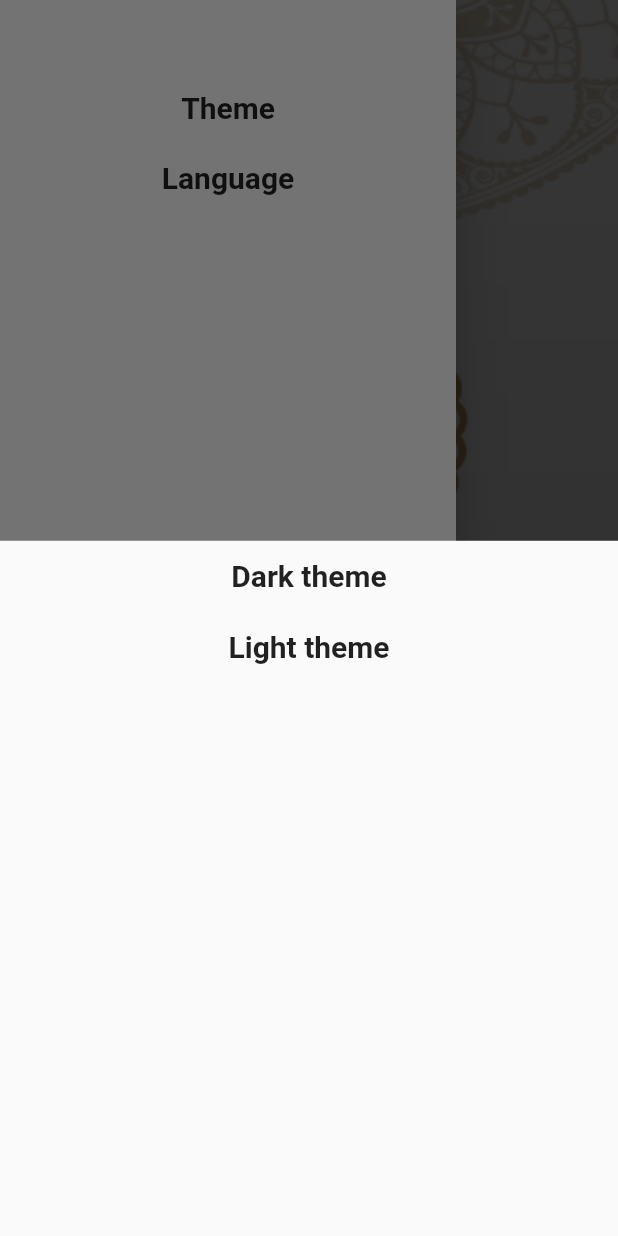
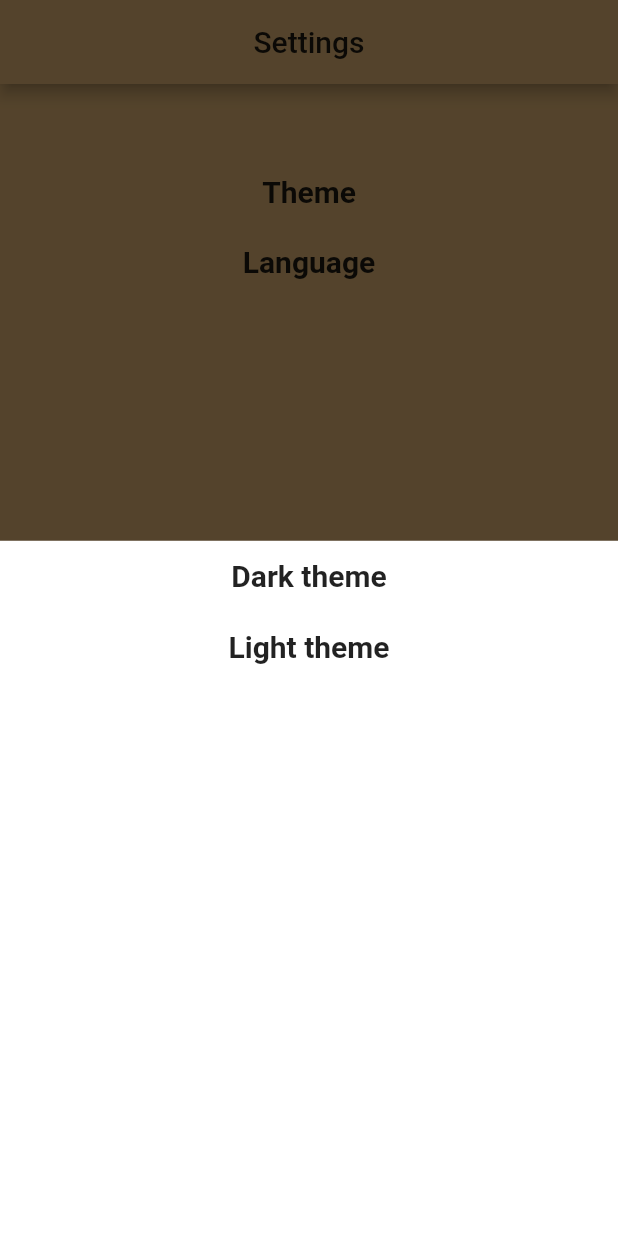
Before and after one commit to Youssef-Bassem/IslamiApp, a Flutter app: the screen it shows after launch, item 3 of the bottom bar chosen, in the side drawer, after a tap on "Theme", on a phone screen of 412 x 824 dp. Run offline on Flutter 3.47's test engine with Material 2 defaults, Android fonts, the phone set to English and light mode, and no system bars; generated files the repository leaves out were written again.

Commit message:
Theme Provider

```diff
--- a/lib/SideMenu.dart
+++ b/lib/SideMenu.dart
@@ -14,8 +14,14 @@ class _SideMenuState extends State<SideMenu> {
   @override
   Widget build(BuildContext context) {
     provider = Provider.of<AppProvider>(context);
-    return Drawer(
-      child:Container(
+    return Scaffold(
+      appBar: AppBar(
+        title: Text('Settings'),
+        centerTitle: true,
+      ),
+
+      body: Container(
+        width: double.infinity,
         padding: EdgeInsets.symmetric(vertical: 48,horizontal: 24),
         child: Column(
           crossAxisAlignment: CrossAxisAlignment.stretch,
@@ -53,17 +59,24 @@ class _SideMenuState extends State<SideMenu> {
     showModalBottomSheet(context: context, builder: (builderContext){
       return Container(
         child:Column(
-          crossAxisAlignment: CrossAxisAlignment.stretch,
           children: [
             InkWell(
-                onTap: (){
-                },
-                child:myContainer("Dark theme")
+              onTap: (){
+                if(!provider.isDarkModeEnabled())
+                {
+                  provider.changeTheme();
+                }
+              },
+              child: myContainer("Dark theme"),
             ),
             InkWell(
-                onTap: (){
-                },
-                child: myContainer("Light theme")
+              onTap: (){
+                if(provider.isDarkModeEnabled())
+                {
+                  provider.changeTheme();
+                }
+              },
+              child:myContainer("Light theme"),
             ),
           ],
         ),
--- a/lib/Tasbeeh.dart
+++ b/lib/Tasbeeh.dart
@@ -1,9 +1,11 @@
 //Youssef Bassem
+
 import 'dart:ui';
 import 'package:flutter/cupertino.dart';
 import 'package:flutter/material.dart';
 import 'package:flutter/rendering.dart';
-import 'package:flutter_gen/gen_l10n/app_localizations.dart';
+import 'package:provider/provider.dart';
+import 'package:task4_training/appprovider.dart';
 
 const myColor = const Color(0xFFb7935f);
 int tasbeehCounter = 0;
@@ -17,8 +19,16 @@ class Tasbeeh extends StatefulWidget {
 }
 
 class _TasbeehState extends State<Tasbeeh> {
+
+  late AppProvider provider;
+  static const lightcolor = const Color(0xFFb7935f);
+  static const darkcolor = const Color(0xFF083668);
+
   @override
   Widget build(BuildContext context) {
+
+    provider = Provider.of<AppProvider>(context);
+
     return Scaffold(
       body: SafeArea(
         child:Container(
@@ -32,7 +42,7 @@ class _TasbeehState extends State<Tasbeeh> {
             child: Column(
               children: <Widget>[
                 Text(
-                  'اسلامي',
+                  'إسلامي',
                   style: TextStyle(
                       fontSize: 35,
                       fontWeight: FontWeight.bold
@@ -70,11 +80,12 @@ class _TasbeehState extends State<Tasbeeh> {
                   child:Text(
                     tasbeehCounter.toString(),
                     style: TextStyle(
-                      color: Colors.black,
+                      color: (provider.isDarkModeEnabled()) ?
+                      Colors.white : Colors.black,
                     ),
                   ),
                   style: ButtonStyle(
-                    backgroundColor: MaterialStateProperty.all(myColor),
+                    //backgroundColor: MaterialStateProperty.all(myColor),
                     shape: MaterialStateProperty.all<RoundedRectangleBorder>(
                       RoundedRectangleBorder(
                         borderRadius: BorderRadius.circular(18.0),
@@ -86,12 +97,13 @@ class _TasbeehState extends State<Tasbeeh> {
                   child: Text(
                     tasbeehat[index],
                     style: TextStyle(
-                      color: Colors.white,
+                      color: (provider.isDarkModeEnabled()) ?
+                      Colors.black : Colors.white,
                       fontSize: 20,
                     ),
                   ),
                   style: ButtonStyle(
-                    backgroundColor: MaterialStateProperty.all(myColor),
+                    //backgroundColor: MaterialStateProperty.all(myColor),
                     shape: MaterialStateProperty.all<RoundedRectangleBorder>(
                       RoundedRectangleBorder(
                         borderRadius: BorderRadius.circular(18.0),
@@ -112,11 +124,11 @@ class _TasbeehState extends State<Tasbeeh> {
     );
   }
   rotate() async {
-      await Future.delayed(Duration(milliseconds: 5), () {
-        setState(() {
-          angle += 0.1;
-        });
+    await Future.delayed(Duration(milliseconds: 5), () {
+      setState(() {
+        angle += 0.1;
       });
+    });
   }
   void increaseTasbeehCounter(){
     rotate();
--- /dev/null
+++ b/lib/ThemeData.dart
@@ -0,0 +1,74 @@
+import 'package:flutter/material.dart';
+
+class Theme_Data
+{
+  static const lightcolor = const Color(0xFFb7935f);
+  static const darkcolor = const Color(0xFF083668);
+
+  static final Light_Theme = ThemeData(
+      primaryColor: Colors.white,
+      primaryColorBrightness: Brightness.light,
+      brightness: Brightness.light,
+      primaryColorDark: Colors.black,
+      canvasColor: Colors.white,
+      // next line is important!
+      //appBarTheme: AppBarTheme(brightness: Brightness.light)),
+      appBarTheme: AppBarTheme(
+          backgroundColor: lightcolor,
+          brightness: Brightness.light
+      ),
+
+      scaffoldBackgroundColor: lightcolor,
+      textSelectionColor: Colors.white,
+      textButtonTheme: TextButtonThemeData(
+          style: ButtonStyle(
+            backgroundColor: MaterialStateProperty.all(lightcolor),
+          )
+      ),
+      elevatedButtonTheme: ElevatedButtonThemeData(
+          style: ButtonStyle(
+            backgroundColor: MaterialStateProperty.all(lightcolor),
+          )
+      ),
+      primaryTextTheme: TextTheme(
+          button: TextStyle(
+              color: Colors.black
+          )
+      )
+  );
+
+  static final Dark_Theme = ThemeData(
+      primaryColor: Colors.black,
+      primaryColorBrightness: Brightness.dark,
+      primaryColorLight: Colors.black,
+      brightness: Brightness.dark,
+      primaryColorDark: Colors.black,
+      indicatorColor: Colors.white,
+      canvasColor: Colors.black,
+      // next line is important!
+      //appBarTheme: AppBarTheme(brightness: Brightness.dark)),
+      appBarTheme: AppBarTheme(
+          backgroundColor: darkcolor,
+          brightness: Brightness.dark
+      ),
+
+      scaffoldBackgroundColor: darkcolor,
+      textSelectionColor: Colors.black,
+      textButtonTheme: TextButtonThemeData(
+          style: ButtonStyle(
+            backgroundColor: MaterialStateProperty.all(darkcolor),
+          )
+      ),
+      elevatedButtonTheme: ElevatedButtonThemeData(
+          style: ButtonStyle(
+            backgroundColor: MaterialStateProperty.all(Colors.amber),
+          )
+      ),
+      primaryTextTheme: TextTheme(
+          button: TextStyle(
+              color: Colors.white
+          )
+      )
+  );
+
+}
--- a/lib/appprovider.dart
+++ b/lib/appprovider.dart
@@ -3,6 +3,25 @@ import 'package:flutter/material.dart';
 class AppProvider extends ChangeNotifier {
 
   String currentLanguage="en";
+  ThemeMode themeMode = ThemeMode.light;
+
+  void changeTheme()
+  {
+    if(themeMode == ThemeMode.light)
+    { themeMode = ThemeMode.dark; }
+    else if(themeMode == ThemeMode.dark)
+    { themeMode = ThemeMode.light; }
+
+    notifyListeners();
+  }
+
+  bool isDarkModeEnabled()
+  {
+    if(themeMode == ThemeMode.dark)
+    { return true; }
+    else
+    { return false; }
+  }
 
   void changeLanguage( String Language )
   {
--- a/lib/main.dart
+++ b/lib/main.dart
@@ -7,6 +7,7 @@ import 'package:task4_training/Sowar.dart';
 import 'package:task4_training/Tasbeeh.dart';
 import 'package:task4_training/Radio.dart';
 import 'package:task4_training/l10n/l10n.dart';
+import 'ThemeData.dart';
 import 'suracontent.dart';
 import 'package:flutter_gen/gen_l10n/app_localizations.dart';
 import 'appprovider.dart';
@@ -22,9 +23,10 @@ class MyApp extends StatefulWidget {
 
 class _MyAppState extends State<MyApp> {
 
-  int curr_index = 3;
-  static const color = const Color(0xFFb7935f);
-
+  //late AppConfigProvider provider;
+  int curr_index = 4;
+  static const lightcolor = const Color(0xFFb7935f);
+  static const darkcolor = const Color(0xFF083668);
   final tabs = [
     SideMenu(),
     radio(),
@@ -35,10 +37,19 @@ class _MyAppState extends State<MyApp> {
 
   @override
   Widget build(BuildContext context) {
-    return ChangeNotifierProvider(create: (BuildContext)=>AppProvider(),
-      builder: ( BuildContext , widget   ){
-      final provider = Provider.of<AppProvider>(BuildContext );
+
+    //provider = Provider.of<AppConfigProvider>(context);
+
+    return ChangeNotifierProvider(
+      create: (buildContext){
+        return AppProvider();
+      },
+      builder: (buildContext, widget){
+        final provider = Provider.of<AppProvider>(buildContext);
         return MaterialApp(
+          themeMode: provider.themeMode,
+          theme: Theme_Data.Light_Theme,
+          darkTheme: Theme_Data.Dark_Theme,
           debugShowCheckedModeBanner: false,
           home: Scaffold(
             drawer: SideMenu(),
@@ -46,36 +57,43 @@ class _MyAppState extends State<MyApp> {
             bottomNavigationBar: BottomNavigationBar(
               currentIndex: curr_index,
               selectedFontSize: 20,
+              backgroundColor: Colors.white,
               items:
               [
+
                 BottomNavigationBarItem(
-                  backgroundColor: color,
-                  title: Text("setting"),
+                  title: Text('Settings'),
                   icon: Icon(Icons.settings,size: 40),
+                  backgroundColor: (provider.isDarkModeEnabled()) ?
+                  darkcolor : lightcolor,
                 ),
 
                 BottomNavigationBarItem(
-                  backgroundColor: color,
                   title: Text('radio'),
-                  icon: Image.asset('assets/radio.png',height: 40,width: 40,),
+                  icon: Image.asset('assets/radio.png',height: 40,width: 40),
+                  backgroundColor: (provider.isDarkModeEnabled()) ?
+                  darkcolor : lightcolor,
                 ),
 
                 BottomNavigationBarItem(
-                  backgroundColor: color,
                   title: Text('tasbeh'),
                   icon: Image.asset('assets/sebha.png',height: 40,width: 40,),
+                  backgroundColor: (provider.isDarkModeEnabled()) ?
+                  darkcolor : lightcolor,
                 ),
 
                 BottomNavigationBarItem(
-                  backgroundColor: color,
                   title: Text('ahades'),
                   icon: Image.asset('assets/ahades.png',height: 40,width: 40,),
+                  backgroundColor: (provider.isDarkModeEnabled()) ?
+                  darkcolor : lightcolor,
                 ),
 
                 BottomNavigationBarItem(
-                  backgroundColor: color,
                   title: Text('quraan'),
                   icon: Image.asset('assets/quraan.png',height: 40,width: 40,),
+                  backgroundColor: (provider.isDarkModeEnabled()) ?
+                  darkcolor : lightcolor,
                 )
               ],
               onTap: (index)
@@ -97,5 +115,6 @@ class _MyAppState extends State<MyApp> {
         );
       },
     );
+
   }
 }
```
